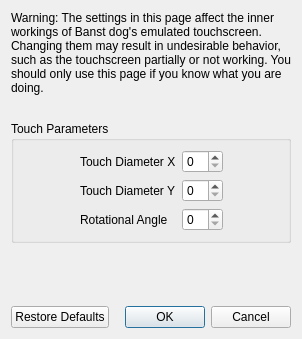
The window that src/yuzu/configuration/configure_touchscreen_advanced.ui (Banstowi/-glantine--emu-Switch2) describes before a commit, drawn with Qt 5.
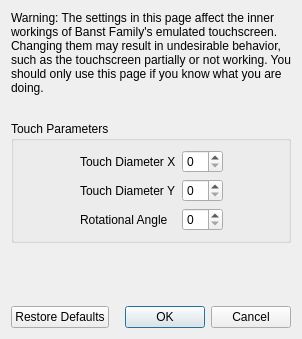
The same window after the commit.

Commit message:
Rename to Banst Family and default the interface to French
Every displayed name (window title, menus, dialogs, translations, Discord status, Linux desktop
entry, macOS bundle and disk image, release titles) now reads Banst Family. The interface
language setting defaults to French ("fr") instead of following the system language; it can
still be changed in the configuration. The banstdog executable, data directory and artifact
names are unchanged.

Claude-Session: https://claude.ai/code/session_01MsSmfafnsutrNsLC2WvgSz

Patch:
```diff
--- a/src/yuzu/configuration/configure_touchscreen_advanced.ui
+++ b/src/yuzu/configuration/configure_touchscreen_advanced.ui
@@ -23,7 +23,7 @@
       </size>
      </property>
      <property name="text">
-      <string>Warning: The settings in this page affect the inner workings of Banst dog's emulated touchscreen. Changing them may result in undesirable behavior, such as the touchscreen partially or not working. You should only use this page if you know what you are doing.</string>
+      <string>Warning: The settings in this page affect the inner workings of Banst Family's emulated touchscreen. Changing them may result in undesirable behavior, such as the touchscreen partially or not working. You should only use this page if you know what you are doing.</string>
      </property>
      <property name="wordWrap">
       <bool>true</bool>
```
The commit also changes 54 other files.
